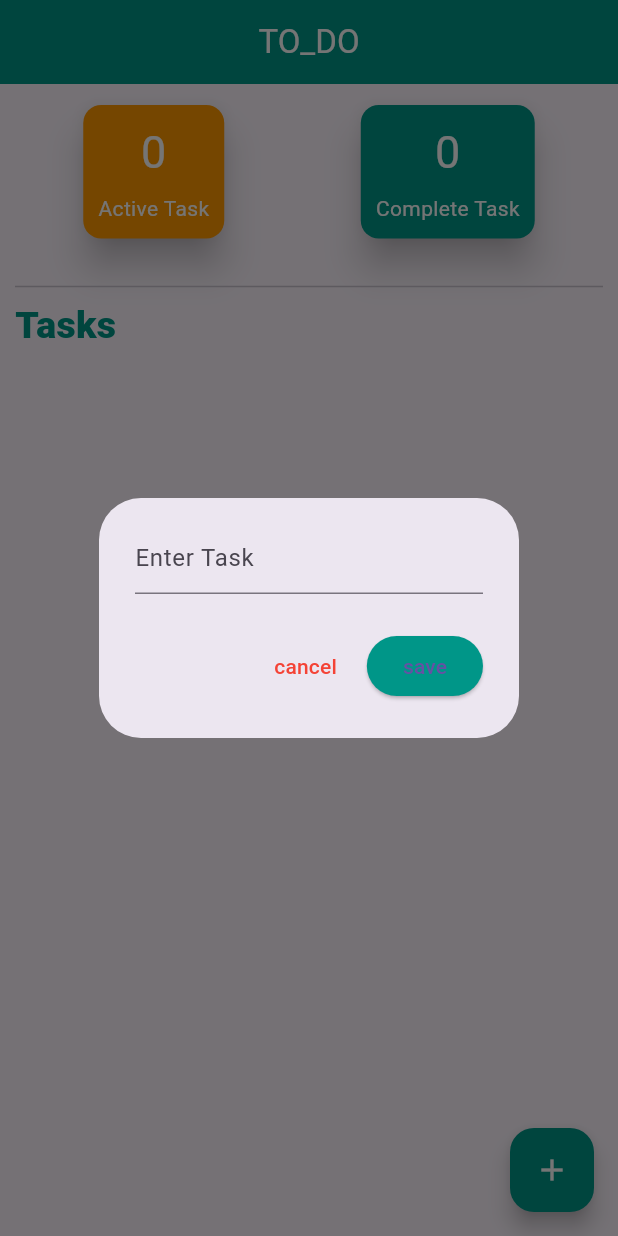
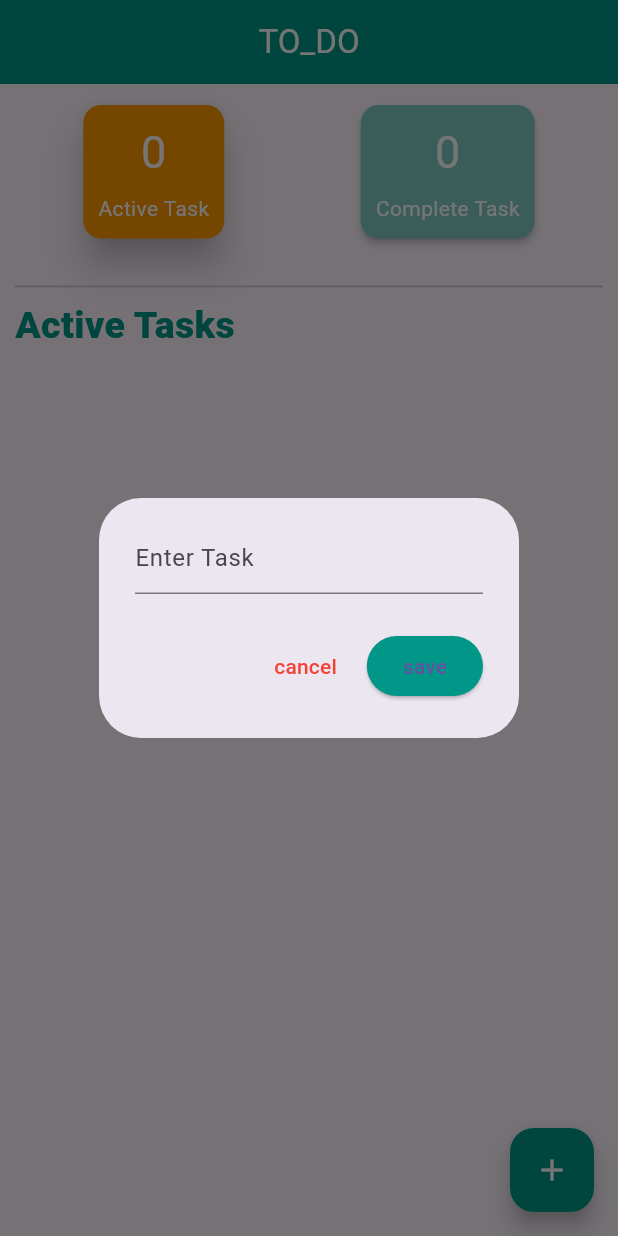
Before and after one commit to sfrabby/Practice, a Flutter app: the screen it shows after launch, after a tap on the "add" icon, on a phone screen of 412 x 824 dp. Run offline on Flutter 3.47's test engine with Material 3 defaults, Android fonts, the phone set to English and light mode, and no system bars; our stand-ins replace device_preview, responsive_grid.

Commit message:
UI update

```diff
--- a/lib/ToDo/UI.dart
+++ b/lib/ToDo/UI.dart
@@ -8,51 +8,81 @@ class ToDo extends StatefulWidget {
 }
 
 class _ToDoState extends State<ToDo> {
-
-  void _showTaskDialog({int ?index}){
+  void _showTaskDialog({int? index}) {
     TextEditingController _TaskController = TextEditingController();
-    showDialog(context: context, builder: (context) => AlertDialog(
+    showDialog(
+      context: context,
+      builder: (context) => AlertDialog(
         content: TextField(
           controller: _TaskController,
-        decoration: InputDecoration(
-          hintText: "Enter Task"
-        ),
+          decoration: const InputDecoration(hintText: "Enter Task"),
         ),
         actions: [
-        TextButton(onPressed: (){
+          TextButton(
+            onPressed: () {
               Navigator.pop(context);
-        }, child: Text("cancel",style: TextStyle(color: Colors.red),)),
-        ElevatedButton(onPressed: (){
-          if(_TaskController.text.trim().isNotEmpty){
+            },
+            child: const Text("cancel", style: TextStyle(color: Colors.red)),
+          ),
+          ElevatedButton(
+            onPressed: () {
+              if (_TaskController.text.trim().isNotEmpty) {
                 addTask(_TaskController.text);
               }
-        }, child: Text("save"),style: ElevatedButton.styleFrom(backgroundColor: Colors.teal))
+            },
+            style: ElevatedButton.styleFrom(backgroundColor: Colors.teal),
+            child: const Text("save"),
+          ),
         ],
-    ),);
+      ),
+    );
   }
 
   bool showActiveTask = true;
   List<Map<String, dynamic>> tasks = [];
-  void addTask(String task){
+
+  // ১. ইনডেক্সের বদলে সরাসরি আইটেম (Map) পাস করে মেইন লিস্টের ইনডেক্স বের করা হলো
+  void toggoleTaskStatus(Map<String, dynamic> item) {
     setState(() {
-      tasks.add({
-        'task' : task,
-        'Complete' : false,
+      int originalIndex = tasks.indexOf(item);
+      if (originalIndex != -1) {
+        tasks[originalIndex]['Complete'] = !tasks[originalIndex]['Complete'];
+      }
     });
+  }
+
+  // ২. ডিলিট করার জন্য নতুন একটি ফাংশন যোগ করা হলো
+  void deleteTask(Map<String, dynamic> item) {
+    setState(() {
+      tasks.remove(item);
+    });
+  }
+
+  void addTask(String task) {
+    setState(() {
+      tasks.add({'task': task, 'Complete': false});
       Navigator.pop(context);
     });
   }
 
-  int get activeCount => tasks.where((task)=>!task['Complete']).length;
-  int get CompletdCount => tasks.where((task)=>task['Complete']).length;
+  int get activeCount => tasks.where((task) => !(task['Complete'] ?? false)).length;
+  int get CompletdCount => tasks.where((task) => task['Complete'] ?? false).length;
 
   @override
   Widget build(BuildContext context) {
+    List<Map<String, dynamic>> filterTask = tasks.where((task) => (task['Complete'] ?? false) != showActiveTask).toList();
+
     return Scaffold(
-      appBar: AppBar(centerTitle: true,
-      title: Text("TO_DO",style: TextStyle(color: Colors.white),),
-      backgroundColor: Colors.teal,),
-      floatingActionButton: FloatingActionButton(backgroundColor: Colors.teal,onPressed: ()=>_showTaskDialog(),child: Icon(Icons.add,color: Colors.white,),),
+      appBar: AppBar(
+        centerTitle: true,
+        title: const Text("TO_DO", style: TextStyle(color: Colors.white)),
+        backgroundColor: Colors.teal,
+      ),
+      floatingActionButton: FloatingActionButton(
+        backgroundColor: Colors.teal,
+        onPressed: () => _showTaskDialog(),
+        child: const Icon(Icons.add, color: Colors.white),
+      ),
       body: Padding(
         padding: const EdgeInsets.all(10.0),
         child: Column(
@@ -61,67 +91,137 @@ class _ToDoState extends State<ToDo> {
             Row(
               mainAxisAlignment: MainAxisAlignment.spaceAround,
               children: [
-                Card(
-                  color: Colors.orange,
-                  elevation: 10,
+                InkWell(
+                  onTap: () {
+                    setState(() {
+                      showActiveTask = true;
+                    });
+                  },
+                  child: Card(
+                    color: showActiveTask ? Colors.orange : Colors.orange[200],
+                    elevation: showActiveTask ? 10 : 2,
                     child: Padding(
                       padding: const EdgeInsets.all(10.0),
-                    child: Column(children: [
-                      Text(activeCount.toString(), style: TextStyle(fontSize: 30,color: Colors.white),),
-                      SizedBox(height: 6,),
-                      Text("Active Task",style: TextStyle(color: Colors.white),)
-                    ],),
-                  )
+                      child: Column(
+                        children: [
+                          Text(
+                            activeCount.toString(),
+                            style: const TextStyle(fontSize: 30, color: Colors.white),
                           ),
-                Card(
-                    color: Colors.teal,
-                    elevation: 10,
+                          const SizedBox(height: 6),
+                          const Text("Active Task", style: TextStyle(color: Colors.white)),
+                        ],
+                      ),
+                    ),
+                  ),
+                ),
+                InkWell(
+                  onTap: () {
+                    setState(() {
+                      showActiveTask = false;
+                    });
+                  },
+                  child: Card(
+                    color: !showActiveTask ? Colors.teal : Colors.teal[200],
+                    elevation: !showActiveTask ? 10 : 2,
                     child: Padding(
                       padding: const EdgeInsets.all(10.0),
-                      child: Column(children: [
-                        Text(CompletdCount.toString(), style: TextStyle(fontSize: 30,color: Colors.white),),
-                        SizedBox(height: 6,),
-                        Text("Complete Task",style: TextStyle(color: Colors.white),)
-                      ],),
-                    )
-                )
+                      child: Column(
+                        children: [
+                          Text(
+                            CompletdCount.toString(),
+                            style: const TextStyle(fontSize: 30, color: Colors.white),
+                          ),
+                          const SizedBox(height: 6),
+                          const Text("Complete Task", style: TextStyle(color: Colors.white)),
                         ],
                       ),
-            SizedBox(height: 20,),
+                    ),
+                  ),
+                ),
+              ],
+            ),
+            const SizedBox(height: 20),
 
-            Divider(),
-            Text("Tasks", style: TextStyle(color: Colors.teal,fontSize: 25,fontWeight: FontWeight.w800),),
-            Expanded(child: ListView.builder(
-              itemCount: tasks.length,
+            const Divider(),
+            Text(
+              showActiveTask ? "Active Tasks" : "Completed Tasks",
+              style: const TextStyle(
+                color: Colors.teal,
+                fontSize: 25,
+                fontWeight: FontWeight.w800,
+              ),
+            ),
+            Expanded(
+              child: ListView.builder(
+                itemCount: filterTask.length,
                 itemBuilder: (context, index) {
-             var  item = tasks[index];
+                  var item = filterTask[index];
                   return Dismissible(
-               key: Key(UniqueKey().toString()),
-               background: Container(decoration: BoxDecoration(color: Colors.green,
-                   borderRadius: BorderRadius.circular(20)), child: Row(
-                 mainAxisAlignment: MainAxisAlignment.center,
+                    // ৩. UniqueKey().toString() এর বদলে আইটেমের নাম দিলে অ্যানিমেশন সুন্দর কাজ করবে
+                    key: Key(item['task'] + index.toString()),
+                    background: Container(
+                      decoration: BoxDecoration(
+                        color: Colors.green,
+                        borderRadius: BorderRadius.circular(20),
+                      ),
+                      child: const Row(
+                        mainAxisAlignment: MainAxisAlignment.start,
                         children: [
-                   Icon(Icons.check_box,color: Colors.white,),
-                   Text("completed", style: TextStyle(color: Colors.white),)
-                 ],),),
-               secondaryBackground: Container(decoration: BoxDecoration(color: Colors.red,
-                   borderRadius: BorderRadius.circular(20)), child: Row(
-                 mainAxisAlignment: MainAxisAlignment.center,
+                          SizedBox(width: 20),
+                          Icon(Icons.check_box, color: Colors.white),
+                          Text(" Completed", style: TextStyle(color: Colors.white)),
+                        ],
+                      ),
+                    ),
+                    secondaryBackground: Container(
+                      decoration: BoxDecoration(
+                        color: Colors.red,
+                        borderRadius: BorderRadius.circular(20),
+                      ),
+                      child: const Row(
+                        mainAxisAlignment: MainAxisAlignment.end,
                         children: [
-                     Icon(Icons.delete,color: Colors.white,),
-                     Text("Delete", style: TextStyle(color: Colors.white),)
-               ],),),
+                          Icon(Icons.delete, color: Colors.white),
+                          Text("Delete ", style: TextStyle(color: Colors.white)),
+                          SizedBox(width: 20),
+                        ],
+                      ),
+                    ),
+                    onDismissed: (direction) {
+                      if (direction == DismissDirection.startToEnd) {
+                        // ৪. এখানে সরাসরি item পাঠানো হচ্ছে
+                        toggoleTaskStatus(item);
+                      } else {
+                        // ৫. এলস পার্টে ডিলিট ফাংশন কল করা হলো
+                        deleteTask(item);
+                      }
+                    },
                     child: Card(
                       color: Colors.teal[100],
                       child: ListTile(
-                 title: Text(item['task'], style: TextStyle(color: Colors.black),),
-                 leading: Card(color: Colors.teal,
-                 child: SizedBox(height: 30, width: 30,),),
+                        title: Text(
+                          item['task'],
+                          style: TextStyle(
+                            color: Colors.black,
+                            // ৬. টাস্ক কমপ্লিট হলে লেখার মাঝখানে কাটা দাগ দেখাবে
+                            decoration: item['Complete'] ? TextDecoration.lineThrough : null,
+                          ),
+                        ),
+                        leading: Card(
+                          color: item['Complete'] ? Colors.green : Colors.teal,
+                          child: const SizedBox(
+                            height: 30,
+                            width: 30,
+                            child: Icon(Icons.assignment, color: Colors.white, size: 16),
+                          ),
+                        ),
                       ),
                     ),
                   );
-
-            },))
+                },
+              ),
+            ),
           ],
         ),
       ),
```
Lines whose indentation alone changed are shown as unchanged.
